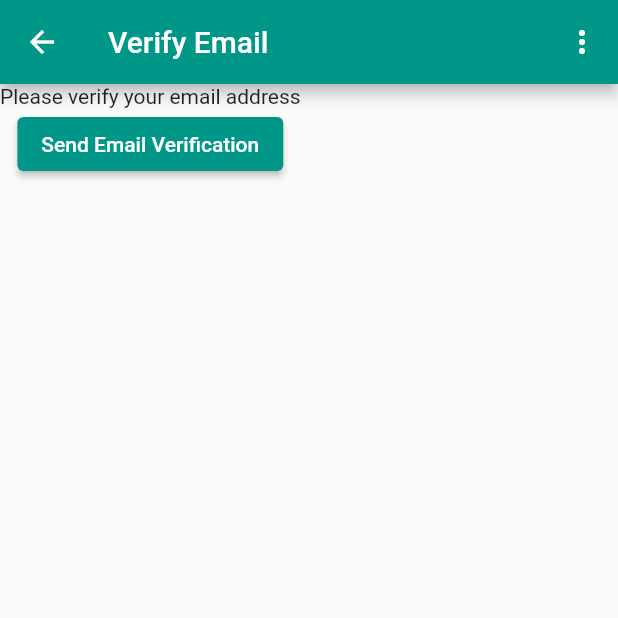
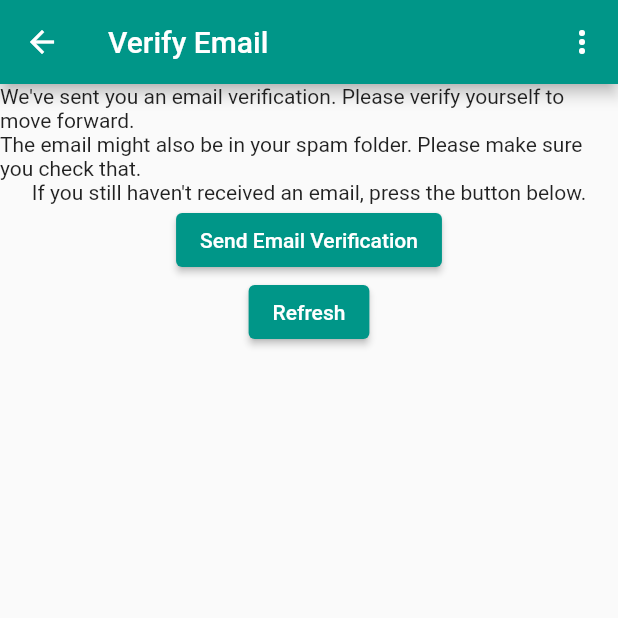
Before and after one commit to SyedWafiHasan/DulyNoted, a Flutter app: the VerifyEmailView screen opened by its route, on a phone screen of 412 x 824 dp, the top half of it. Run offline on Flutter 3.47's test engine with Material 2 defaults, Android fonts, the light colour scheme and no system bars; our stand-ins replace firebase_auth, firebase_core; accounts and stored records are empty; network calls fail.

Commit message:
Changes to log in and verification flow

```diff
--- a/dulynoted/lib/views/home_page.dart
+++ b/dulynoted/lib/views/home_page.dart
@@ -31,7 +31,6 @@ class Homepage extends StatelessWidget {
                 if (user.emailVerified) {
                   return const NotesView();
                 } else {
-                  log("Reached here too");
                   return const VerifyEmailView();
                 }
               } else {
--- a/dulynoted/lib/views/verify_email_view.dart
+++ b/dulynoted/lib/views/verify_email_view.dart
@@ -49,13 +49,26 @@ class _VerifyEmailViewState extends State<VerifyEmailView> {
       ),
       body: Column(
         children: [
-          Text("Please verify your email address"),
+          const Text("We've sent you an email verification. Please verify yourself to move forward."),
+          const Text("The email might also be in your spam folder. Please make sure you check that."),
+          const Text("If you still haven't received an email, press the button below."),
           ElevatedButton(
             onPressed: () async {
               final user = FirebaseAuth.instance.currentUser;
               await user?.sendEmailVerification();
             },
-            child: const Text("Send Email Verification"))
+            child: const Text("Send Email Verification")
+          ),
+          ElevatedButton(
+            onPressed:  () async {
+              await FirebaseAuth.instance.signOut();
+              Navigator.of(context).pushNamedAndRemoveUntil(
+                registerRoute,
+                (route) => false,
+              );
+            },
+            child: const Text("Refresh")
+          )
         ],
       ),
     );
```
Also changed, not shown: dulynoted/lib/views/register_view.dart (+5 -2 lines).
